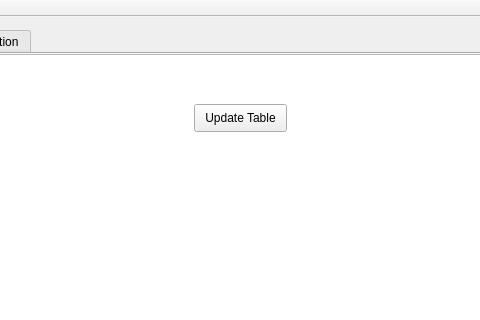
Above: overview.ui from achow101/NetPriv before the change; both pictures show x 279 to 759 and y 0 to 320 of the 1366 by 768 pixel window. Below: the same form after it.
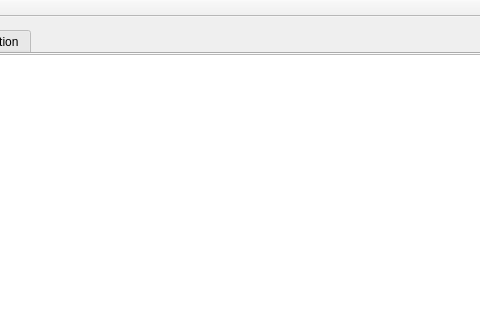
That is the form after the change. The open tabs and pages were chosen to show the change.

Diff of the .ui file:
```diff
--- a/overview.ui
+++ b/overview.ui
@@ -87,19 +87,6 @@
          </rect>
         </property>
        </widget>
-       <widget class="QPushButton" name="pushButton_2">
-        <property name="geometry">
-         <rect>
-          <x>460</x>
-          <y>50</y>
-          <width>93</width>
-          <height>28</height>
-         </rect>
-        </property>
-        <property name="text">
-         <string>Update Table</string>
-        </property>
-       </widget>
       </widget>
       <widget class="QWidget" name="tab_4">
        <attribute name="title">
```
Left out of the diff: 2 changed lines with no effect on the pictures.
